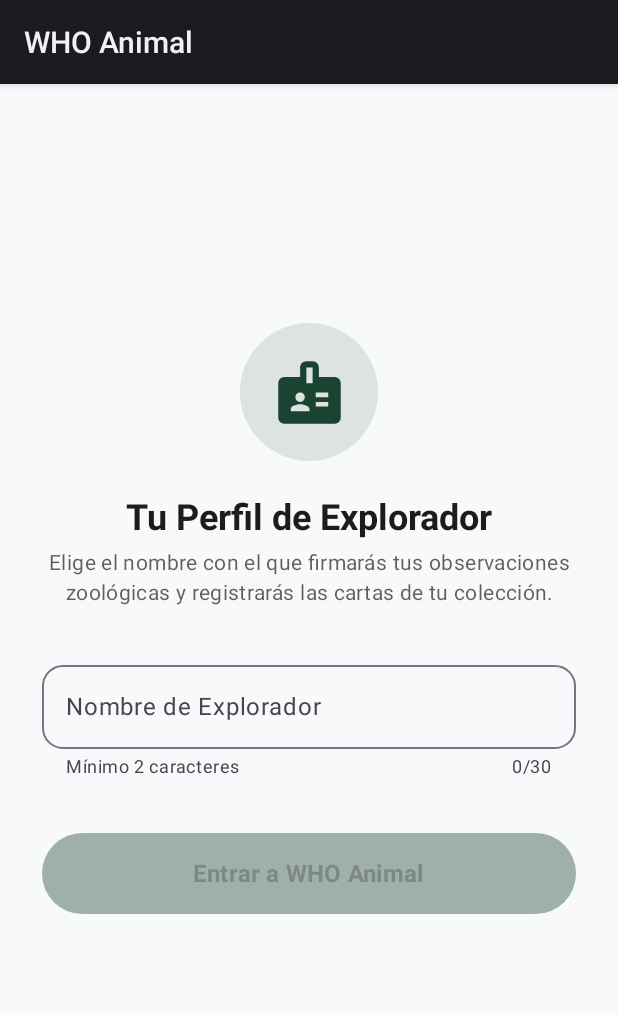
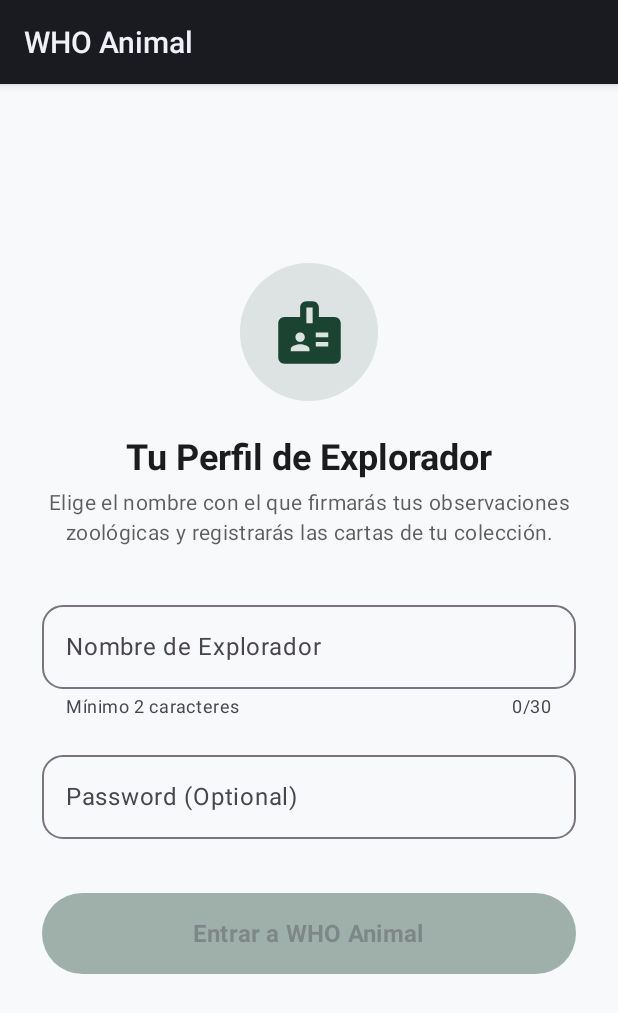
Before and after one commit to d4ms36/whoanimal, an Android app built with Jetpack Compose: the screen it shows after launch (MainActivity), after a tap on "Comenzar Expedición", on a phone screen of 412 x 824 dp. Shown: the top 1013 px of the screen. Run offline under Robolectric (Android 15) with nearby library versions, the light colour scheme and no system bars; our stand-ins replace Room's generated code.

Commit message:
feat(beta): implement bootstrap admin beta user and emulator docs

```diff
--- a/android/app/src/main/java/com/whoanimal/app/data/local/WhoAnimalDatabase.kt
+++ b/android/app/src/main/java/com/whoanimal/app/data/local/WhoAnimalDatabase.kt
@@ -19,7 +19,7 @@ import com.whoanimal.app.data.local.entities.StorageSlotEntity
         StorageSlotEntity::class,
         ProfileEntity::class
     ],
-    version = 3,
+    version = 4,
     exportSchema = false
 )
 
@@ -39,6 +39,12 @@ abstract class WhoAnimalDatabase : RoomDatabase() {
             }
         }
 
+        val MIGRATION_3_4 = object : Migration(3, 4) {
+            override fun migrate(db: SupportSQLiteDatabase) {
+                db.execSQL("ALTER TABLE profiles ADD COLUMN password_hash TEXT DEFAULT NULL")
+            }
+        }
+
         fun getInstance(context: Context, databaseName: String = "whoanimal.db"): WhoAnimalDatabase {
             return INSTANCE ?: synchronized(this) {
                 val instance = Room.databaseBuilder(
@@ -46,7 +52,7 @@ abstract class WhoAnimalDatabase : RoomDatabase() {
                     WhoAnimalDatabase::class.java,
                     databaseName
                 )
-                    .addMigrations(MIGRATION_2_3)
+                    .addMigrations(MIGRATION_2_3, MIGRATION_3_4)
                     .fallbackToDestructiveMigration()
                     .build()
                 INSTANCE = instance
@@ -70,7 +76,7 @@ abstract class WhoAnimalDatabase : RoomDatabase() {
                 databaseName
             )
                 .allowMainThreadQueries()
-                .addMigrations(MIGRATION_2_3)
+                .addMigrations(MIGRATION_2_3, MIGRATION_3_4)
                 .fallbackToDestructiveMigration()
                 .build()
         }
--- a/android/app/src/main/java/com/whoanimal/app/data/local/dao/ProfileDao.kt
+++ b/android/app/src/main/java/com/whoanimal/app/data/local/dao/ProfileDao.kt
@@ -18,6 +18,12 @@ interface ProfileDao {
 
     @Query("SELECT COUNT(*) FROM profiles WHERE is_active = 1")
     suspend fun countActiveProfiles(): Int
+
+    @Query("SELECT * FROM profiles WHERE explorer_name = :name LIMIT 1")
+    suspend fun getProfileByName(name: String): ProfileEntity?
+
+    @Query("SELECT COUNT(*) FROM profiles")
+    suspend fun countProfiles(): Int
 
     @Insert(onConflict = OnConflictStrategy.REPLACE)
     suspend fun insertProfile(profile: ProfileEntity)
--- a/android/app/src/main/java/com/whoanimal/app/data/local/entities/ProfileEntity.kt
+++ b/android/app/src/main/java/com/whoanimal/app/data/local/entities/ProfileEntity.kt
@@ -36,7 +36,10 @@ data class ProfileEntity(
     val isActive: Boolean,
 
     @ColumnInfo(name = "lore_edits_used", defaultValue = "0")
-    val loreEditsUsed: Int = 0
+    val loreEditsUsed: Int = 0,
+
+    @ColumnInfo(name = "password_hash")
+    val passwordHash: String? = null
 ) {
     fun toDomain(): ExplorerProfile = ExplorerProfile(
         profileId = profileId,
@@ -44,7 +47,8 @@ data class ProfileEntity(
         createdAt = createdAt,
         lastOpenedAt = lastOpenedAt,
         isActive = isActive,
-        loreEditsUsed = loreEditsUsed
+        loreEditsUsed = loreEditsUsed,
+        passwordHash = passwordHash
     )
 
     companion object {
@@ -54,7 +58,8 @@ data class ProfileEntity(
             createdAt = profile.createdAt,
             lastOpenedAt = profile.lastOpenedAt,
             isActive = profile.isActive,
-            loreEditsUsed = profile.loreEditsUsed
+            loreEditsUsed = profile.loreEditsUsed,
+            passwordHash = profile.passwordHash
         )
     }
 }
--- a/android/app/src/main/java/com/whoanimal/app/data/local/repository/RoomProfileRepository.kt
+++ b/android/app/src/main/java/com/whoanimal/app/data/local/repository/RoomProfileRepository.kt
@@ -7,6 +7,7 @@ import com.whoanimal.app.domain.repository.InvalidProfileException
 import com.whoanimal.app.domain.repository.LoreConstants
 import com.whoanimal.app.domain.repository.ProfileRepository
 import com.whoanimal.app.domain.repository.ProfileValidationResult
+import com.whoanimal.app.domain.repository.AuthUtil
 import java.util.UUID
 
 /**
@@ -83,6 +84,55 @@ class RoomProfileRepository(
         return getRemainingLoreEdits() > 0
     }
 
+    override suspend fun bootstrapAdminIfNeeded() {
+        if (profileDao.countProfiles() == 0) {
+            val now = System.currentTimeMillis()
+            val adminProfile = ExplorerProfile(
+                profileId = UUID.randomUUID().toString(),
+                explorerName = "admin",
+                createdAt = now,
+                lastOpenedAt = now,
+                isActive = false, // Must login manually
+                passwordHash = AuthUtil.hash("1234")
+            )
+            profileDao.insertProfile(ProfileEntity.fromDomain(adminProfile))
+        }
+    }
+
+    override suspend fun authenticateOrCreateProfile(name: String, password: String?): ExplorerProfile {
+        val existingEntity = profileDao.getProfileByName(name.trim())
+        if (existingEntity != null) {
+            // Authenticación
+            if (existingEntity.passwordHash != null) {
+                if (password == null || AuthUtil.hash(password) != existingEntity.passwordHash) {
+                    throw InvalidProfileException("Contraseña incorrecta.")
+                }
+            }
+            // Activar el perfil existente
+            val activeEntity = existingEntity.copy(isActive = true)
+            profileDao.setActiveProfile(activeEntity)
+            return activeEntity.toDomain()
+        } else {
+            // Creación normal (si no existe, lo crea. Si escribió contraseña, se la guardamos)
+            val validation = validateName(name)
+            if (validation is ProfileValidationResult.Invalid) {
+                throw InvalidProfileException(validation.reason)
+            }
+            val trimmedName = name.trim()
+            val now = System.currentTimeMillis()
+            val profile = ExplorerProfile(
+                profileId = UUID.randomUUID().toString(),
+                explorerName = trimmedName,
+                createdAt = now,
+                lastOpenedAt = now,
+                isActive = true,
+                passwordHash = password?.let { AuthUtil.hash(it) }
+            )
+            profileDao.setActiveProfile(ProfileEntity.fromDomain(profile))
+            return profile
+        }
+    }
+
     override suspend fun consumeLoreEdit(): Boolean {
         val active = profileDao.getActiveProfile() ?: return false
         if (active.loreEditsUsed >= LoreConstants.MAX_EDITS_PER_ACCOUNT) {
--- a/android/app/src/main/java/com/whoanimal/app/domain/model/ExplorerProfile.kt
+++ b/android/app/src/main/java/com/whoanimal/app/domain/model/ExplorerProfile.kt
@@ -12,5 +12,6 @@ data class ExplorerProfile(
     val createdAt: Long,
     val lastOpenedAt: Long,
     val isActive: Boolean = true,
-    val loreEditsUsed: Int = 0
+    val loreEditsUsed: Int = 0,
+    val passwordHash: String? = null
 )
--- /dev/null
+++ b/android/app/src/main/java/com/whoanimal/app/domain/repository/AuthUtil.kt
@@ -0,0 +1,18 @@
+package com.whoanimal.app.domain.repository
+
+import java.security.MessageDigest
+
+/**
+ * Utilidad básica de autenticación para Beta Bootstrap.
+ *
+ * NOTA: Esta implementación de hashing SHA-256 sin salt es el mínimo coherente
+ * para no almacenar contraseñas en texto plano en la fase Beta.
+ * NO es apto para un sistema de producción real con cuentas en la nube.
+ */
+object AuthUtil {
+    fun hash(password: String): String {
+        val digest = MessageDigest.getInstance("SHA-256")
+        val hashBytes = digest.digest(password.toByteArray(Charsets.UTF_8))
+        return hashBytes.joinToString("") { "%02x".format(it) }
+    }
+}
--- a/android/app/src/main/java/com/whoanimal/app/domain/repository/ProfileRepository.kt
+++ b/android/app/src/main/java/com/whoanimal/app/domain/repository/ProfileRepository.kt
@@ -57,6 +57,16 @@ interface ProfileRepository {
     suspend fun canEditLore(): Boolean
 
     /**
+     * Bootstraps the admin user if no users exist.
+     */
+    suspend fun bootstrapAdminIfNeeded()
+
+    /**
+     * Authenticates an existing profile or creates a new one.
+     */
+    suspend fun authenticateOrCreateProfile(name: String, password: String?): ExplorerProfile
+
+    /**
      * Consume una edición de Lore de la cuenta activa.
      * Devuelve true si la edición fue consumida con éxito, o false si se alcanzó el límite de 3.
      */
--- a/android/app/src/main/java/com/whoanimal/app/ui/screens/profile/CreateProfileScreen.kt
+++ b/android/app/src/main/java/com/whoanimal/app/ui/screens/profile/CreateProfileScreen.kt
@@ -41,6 +41,8 @@ import androidx.compose.ui.platform.LocalSoftwareKeyboardController
 import androidx.compose.ui.res.stringResource
 import androidx.compose.ui.text.font.FontWeight
 import androidx.compose.ui.text.input.ImeAction
+import androidx.compose.ui.text.input.PasswordVisualTransformation
+import androidx.compose.ui.text.input.VisualTransformation
 import androidx.compose.ui.text.style.TextAlign
 import androidx.compose.ui.unit.dp
 import androidx.compose.ui.unit.sp
@@ -63,6 +65,7 @@ fun CreateProfileScreen(
     modifier: Modifier = Modifier
 ) {
     var explorerName by remember { mutableStateOf("") }
+    var password by remember { mutableStateOf("") }
     var errorMessage by remember { mutableStateOf<String?>(null) }
     var isLoading by remember { mutableStateOf(false) }
 
@@ -79,7 +82,8 @@ fun CreateProfileScreen(
             keyboardController?.hide()
             scope.launch {
                 try {
-                    profileRepository.createProfile(explorerName)
+                    val finalPassword = if (password.isNotBlank()) password.trim() else null
+                    profileRepository.authenticateOrCreateProfile(explorerName, finalPassword)
                     onProfileCreated()
                 } catch (e: Exception) {
                     errorMessage = e.message ?: "Error al guardar el perfil local."
@@ -188,6 +192,27 @@ fun CreateProfileScreen(
                     }
                 },
                 keyboardOptions = KeyboardOptions(
+                    imeAction = ImeAction.Next
+                ),
+                shape = RoundedCornerShape(14.dp),
+                colors = OutlinedTextFieldDefaults.colors(
+                    focusedBorderColor = ForestGreenPrimary,
+                    focusedLabelColor = ForestGreenPrimary,
+                    cursorColor = ForestGreenPrimary
+                ),
+                modifier = Modifier.fillMaxWidth()
+            )
+
+            Spacer(modifier = Modifier.height(16.dp))
+
+            OutlinedTextField(
+                value = password,
+                onValueChange = { password = it },
+                label = { Text("Password (Optional)") },
+                placeholder = { Text("Required for Admin") },
+                singleLine = true,
+                visualTransformation = PasswordVisualTransformation(),
+                keyboardOptions = KeyboardOptions(
                     imeAction = ImeAction.Done
                 ),
                 keyboardActions = KeyboardActions(
--- a/android/app/src/main/java/com/whoanimal/app/ui/screens/splash/SplashScreen.kt
+++ b/android/app/src/main/java/com/whoanimal/app/ui/screens/splash/SplashScreen.kt
@@ -60,6 +60,7 @@ fun SplashScreen(
     LaunchedEffect(Unit) {
         try {
             delay(500)
+            profileRepository.bootstrapAdminIfNeeded()
             val active = profileRepository.getActiveProfile()
             if (active != null) {
                 profileRepository.updateLastOpened(active.profileId)
```
Also changed, not shown: 6 other files.
